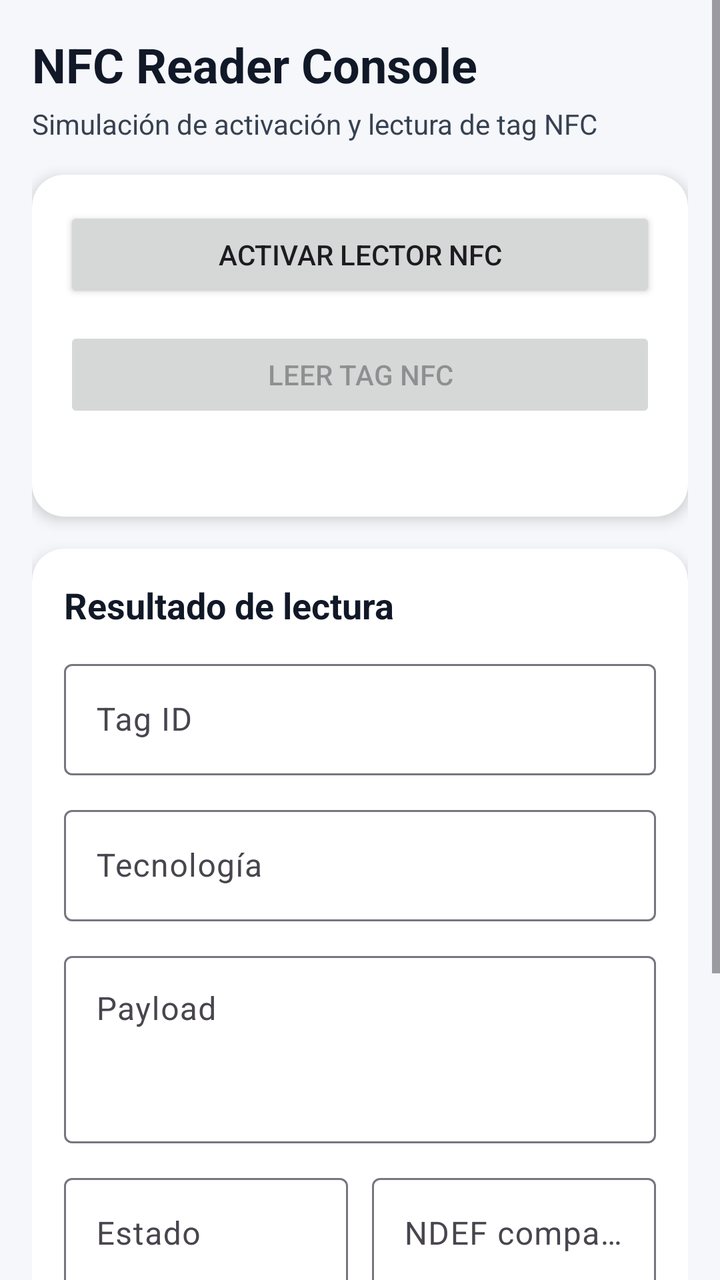
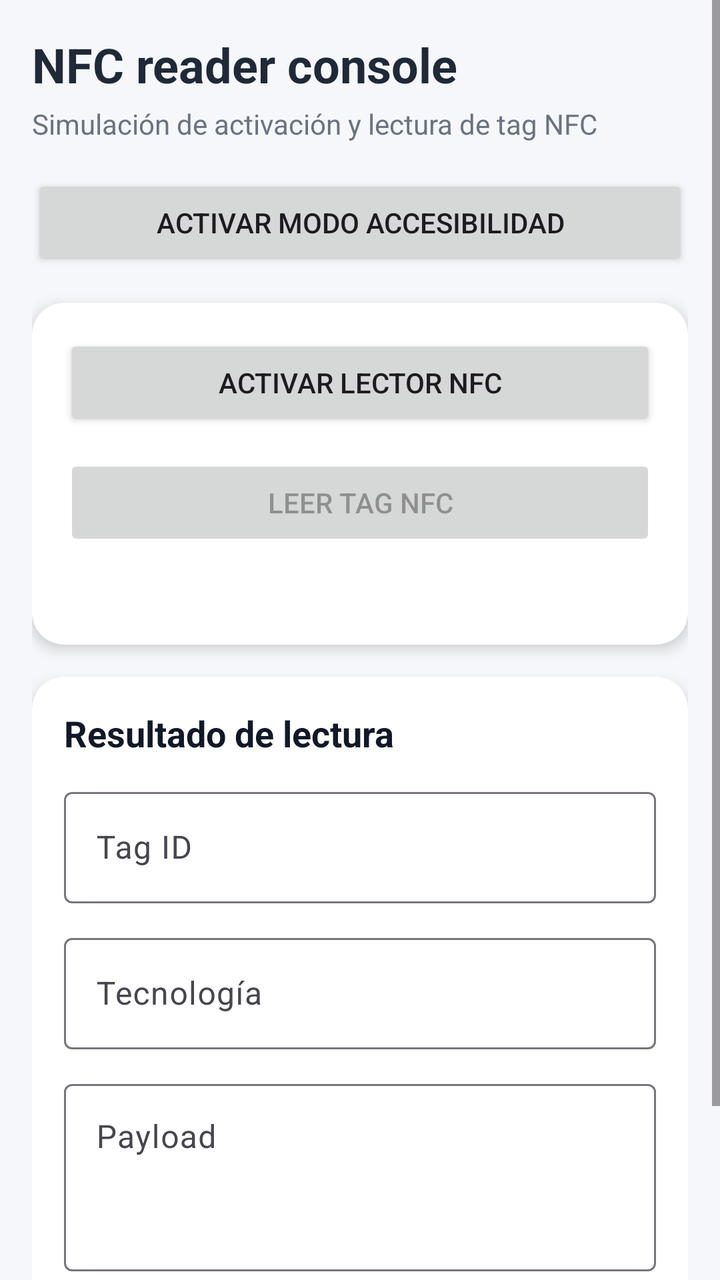

The first picture is an Android layout as it rendered before a commit; the second is the same layout after the commit. The layout source and the unified diff follow.
<!-- AndroidManifest.xml: application theme Theme.ApiNfcBluetooth -->
<!-- res/layout/activity_main.xml -->
<?xml version="1.0" encoding="utf-8"?>
<ScrollView xmlns:android="http://schemas.android.com/apk/res/android"
    xmlns:app="http://schemas.android.com/apk/res-auto"
    android:layout_width="match_parent"
    android:layout_height="match_parent"
    android:background="#F5F7FA"
    android:fillViewport="true">

    <LinearLayout
        android:layout_width="match_parent"
        android:layout_height="wrap_content"
        android:orientation="vertical"
        android:padding="16dp">

        <TextView
            android:id="@+id/txtTitle"
            android:layout_width="wrap_content"
            android:layout_height="wrap_content"
            android:text="NFC Reader Console"
            android:textStyle="bold"
            android:textSize="24sp"
            android:textColor="#111827"
            android:importantForAccessibility="yes" />

        <TextView
            android:id="@+id/txtSubtitle"
            android:layout_width="wrap_content"
            android:layout_height="wrap_content"
            android:layout_marginTop="4dp"
            android:text="Simulación de activación y lectura de tag NFC"
            android:textSize="14sp"
            android:textColor="#374151" />

        <androidx.cardview.widget.CardView
            android:layout_width="match_parent"
            android:layout_height="wrap_content"
            android:layout_marginTop="16dp"
            app:cardCornerRadius="16dp"
            app:cardElevation="4dp">

            <LinearLayout
                android:layout_width="match_parent"
                android:layout_height="wrap_content"
                android:orientation="vertical"
                android:padding="16dp">

                <Button
                    android:id="@+id/btnEnableReader"
                    android:layout_width="match_parent"
                    android:layout_height="wrap_content"
                    android:minHeight="48dp"
                    android:text="Activar lector NFC"
                    android:contentDescription="Activa el lector NFC para comenzar la simulación" />

                <Button
                    android:id="@+id/btnReadMockTag"
                    android:layout_width="match_parent"
                    android:layout_height="wrap_content"
                    android:layout_marginTop="12dp"
                    android:minHeight="48dp"
                    android:text="Leer tag NFC"
                    android:enabled="false"
                    android:contentDescription="Lee un tag NFC simulado" />

                <LinearLayout
                    android:id="@+id/loadingContainer"
                    android:layout_width="match_parent"
                    android:layout_height="wrap_content"
                    android:layout_marginTop="16dp"
                    android:gravity="center_vertical"
                    android:orientation="horizontal"
                    android:visibility="gone"
                    android:accessibilityLiveRegion="polite">

                    <ProgressBar
                        android:layout_width="24dp"
                        android:layout_height="24dp"
                        android:contentDescription="Cargando lectura NFC" />

                    <TextView
                        android:id="@+id/txtLoading"
                        android:layout_width="wrap_content"
                        android:layout_height="wrap_content"
                        android:layout_marginStart="12dp"
                        android:text="Leyendo contenido del tag..."
                        android:textColor="#111827"
                        android:textSize="14sp"
                        android:accessibilityLiveRegion="polite" />
                </LinearLayout>

                <TextView
                    android:id="@+id/txtError"
                    android:layout_width="match_parent"
                    android:layout_height="wrap_content"
                    android:layout_marginTop="12dp"
                    android:textColor="#991B1B"
                    android:textStyle="bold"
                    android:textSize="14sp"
                    android:accessibilityLiveRegion="assertive" />

            </LinearLayout>
        </androidx.cardview.widget.CardView>

        <androidx.cardview.widget.CardView
            android:layout_width="match_parent"
            android:layout_height="wrap_content"
            android:layout_marginTop="16dp"
            app:cardCornerRadius="16dp"
            app:cardElevation="4dp">

            <LinearLayout
                android:layout_width="match_parent"
                android:layout_height="wrap_content"
                android:orientation="vertical"
                android:padding="16dp">

                <TextView
                    android:layout_width="wrap_content"
                    android:layout_height="wrap_content"
                    android:text="Resultado de lectura"
                    android:textStyle="bold"
                    android:textSize="18sp"
                    android:textColor="#111827" />

                <com.google.android.material.textfield.TextInputLayout
                    android:layout_width="match_parent"
                    android:layout_height="wrap_content"
                    android:layout_marginTop="12dp"
                    android:hint="Tag ID">

                    <com.google.android.material.textfield.TextInputEditText
                        android:id="@+id/etTagId"
                        android:layout_width="match_parent"
                        android:layout_height="wrap_content"
                        android:focusable="false"
                        android:clickable="false"
                        android:importantForAccessibility="yes"
                        android:inputType="none" />
                </com.google.android.material.textfield.TextInputLayout>

                <com.google.android.material.textfield.TextInputLayout
                    android:layout_width="match_parent"
                    android:layout_height="wrap_content"
                    android:layout_marginTop="12dp"
                    android:hint="Tecnología">

                    <com.google.android.material.textfield.TextInputEditText
                        android:id="@+id/etTechnology"
                        android:layout_width="match_parent"
                        android:layout_height="wrap_content"
                        android:focusable="false"
                        android:clickable="false"
                        android:importantForAccessibility="yes"
                        android:inputType="none" />
                </com.google.android.material.textfield.TextInputLayout>

                <com.google.android.material.textfield.TextInputLayout
                    android:layout_width="match_parent"
                    android:layout_height="wrap_content"
                    android:layout_marginTop="12dp"
                    android:hint="Payload">

                    <com.google.android.material.textfield.TextInputEditText
                        android:id="@+id/etPayload"
                        android:layout_width="match_parent"
                        android:layout_height="wrap_content"
                        android:minLines="3"
                        android:gravity="top"
                        android:focusable="false"
                        android:clickable="false"
                        android:importantForAccessibility="yes"
                        android:inputType="textMultiLine" />
                </com.google.android.material.textfield.TextInputLayout>

                <LinearLayout
                    android:layout_width="match_parent"
                    android:layout_height="wrap_content"
                    android:layout_marginTop="12dp"
                    android:orientation="horizontal">

                    <com.google.android.material.textfield.TextInputLayout
                        android:layout_width="0dp"
                        android:layout_height="wrap_content"
                        android:layout_weight="1"
                        android:hint="Estado">

                        <com.google.android.material.textfield.TextInputEditText
                            android:id="@+id/etStatus"
                            android:layout_width="match_parent"
                            android:layout_height="wrap_content"
                            android:focusable="false"
                            android:clickable="false"
                            android:importantForAccessibility="yes"
                            android:inputType="none" />
                    </com.google.android.material.textfield.TextInputLayout>

                    <Space
                        android:layout_width="12dp"
                        android:layout_height="wrap_content" />

                    <com.google.android.material.textfield.TextInputLayout
                        android:layout_width="0dp"
                        android:layout_height="wrap_content"
                        android:layout_weight="1"
                        android:hint="NDEF compatible">

                        <com.google.android.material.textfield.TextInputEditText
                            android:id="@+id/etNdef"
                            android:layout_width="match_parent"
                            android:layout_height="wrap_content"
                            android:focusable="false"
                            android:clickable="false"
                            android:importantForAccessibility="yes"
                            android:inputType="none" />
                    </com.google.android.material.textfield.TextInputLayout>
                </LinearLayout>

                <LinearLayout
                    android:layout_width="match_parent"
                    android:layout_height="wrap_content"
                    android:layout_marginTop="12dp"
                    android:orientation="horizontal">

                    <com.google.android.material.textfield.TextInputLayout
                        android:layout_width="0dp"
                        android:layout_height="wrap_content"
                        android:layout_weight="1"
                        android:hint="Tamaño estimado">

                        <com.google.android.material.textfield.TextInputEditText
                            android:id="@+id/etSize"
                            android:layout_width="match_parent"
                            android:layout_height="wrap_content"
                            android:focusable="false"
                            android:clickable="false"
                            android:importantForAccessibility="yes"
                            android:inputType="none" />
                    </com.google.android.material.textfield.TextInputLayout>

                    <Space
                        android:layout_width="12dp"
                        android:layout_height="wrap_content" />

                    <com.google.android.material.textfield.TextInputLayout
                        android:layout_width="0dp"
                        android:layout_height="wrap_content"
                        android:layout_weight="1"
                        android:hint="Fecha lectura">

                        <com.google.android.material.textfield.TextInputEditText
                            android:id="@+id/etReadAt"
                            android:layout_width="match_parent"
                            android:layout_height="wrap_content"
                            android:focusable="false"
                            android:clickable="false"
                            android:importantForAccessibility="yes"
                            android:inputType="none" />
                    </com.google.android.material.textfield.TextInputLayout>
                </LinearLayout>

                <com.google.android.material.textfield.TextInputLayout
                    android:layout_width="match_parent"
                    android:layout_height="wrap_content"
                    android:layout_marginTop="12dp"
                    android:hint="Observaciones">

                    <com.google.android.material.textfield.TextInputEditText
                        android:id="@+id/etNotes"
                        android:layout_width="match_parent"
                        android:layout_height="wrap_content"
                        android:minLines="2"
                        android:gravity="top"
                        android:focusable="false"
                        android:clickable="false"
                        android:importantForAccessibility="yes"
                        android:inputType="textMultiLine" />
                </com.google.android.material.textfield.TextInputLayout>

            </LinearLayout>
        </androidx.cardview.widget.CardView>

    </LinearLayout>
</ScrollView>
<!-- resources referenced by this layout -->
<resources>
  <style name="Theme.ApiNfcBluetooth" parent="Base.Theme.ApiNfcBluetooth" />
  <style name="Base.Theme.ApiNfcBluetooth" parent="Theme.Material3.DayNight.NoActionBar">
          
          
      </style>
</resources>

<!-- the commit's change to res/layout/activity_main.xml (unified diff, before → after) -->
@@ -16,20 +16,26 @@
             android:id="@+id/txtTitle"
             android:layout_width="wrap_content"
             android:layout_height="wrap_content"
-            android:text="NFC Reader Console"
+            android:text="@string/nfc_reader_console"
             android:textStyle="bold"
             android:textSize="24sp"
-            android:textColor="#111827"
-            android:importantForAccessibility="yes" />
+            android:textColor="#1F2937" />
 
         <TextView
             android:id="@+id/txtSubtitle"
             android:layout_width="wrap_content"
             android:layout_height="wrap_content"
             android:layout_marginTop="4dp"
-            android:text="Simulación de activación y lectura de tag NFC"
+            android:text="@string/simulation_nfc"
             android:textSize="14sp"
-            android:textColor="#374151" />
+            android:textColor="#6B7280" />
+
+        <Button
+            android:id="@+id/btnAccessibilityMode"
+            android:layout_width="match_parent"
+            android:layout_height="wrap_content"
+            android:layout_marginTop="16dp"
+            android:text="@string/enable_accessibility_mode" />
 
         <androidx.cardview.widget.CardView
             android:layout_width="match_parent"
@@ -48,19 +54,16 @@
                     android:id="@+id/btnEnableReader"
                     android:layout_width="match_parent"
                     android:layout_height="wrap_content"
-                    android:minHeight="48dp"
-                    android:text="Activar lector NFC"
-                    android:contentDescription="Activa el lector NFC para comenzar la simulación" />
+                    android:text="@string/enable_nfc_reader" />
 
                 <Button
                     android:id="@+id/btnReadMockTag"
-                    android:layout_width="match_parent"
-                    android:layout_height="wrap_content"
-                    android:layout_marginTop="12dp"
-                    android:minHeight="48dp"
-                    android:text="Leer tag NFC"
-                    android:enabled="false"
-                    android:contentDescription="Lee un tag NFC simulado" />
+                    android:accessibilityTraversalAfter="@id/btnEnableReader"
+                    android:layout_width="match_parent"
+                    android:layout_height="wrap_content"
+                    android:layout_marginTop="12dp"
+                    android:text="@string/read_tag_nfc"
+                    android:enabled="false" />
 
                 <LinearLayout
                     android:id="@+id/loadingContainer"
@@ -69,23 +72,21 @@
                     android:layout_marginTop="16dp"
                     android:gravity="center_vertical"
                     android:orientation="horizontal"
-                    android:visibility="gone"
-                    android:accessibilityLiveRegion="polite">
+                    android:visibility="gone">
 
                     <ProgressBar
+                        android:id="@+id/progressBar"
                         android:layout_width="24dp"
-                        android:layout_height="24dp"
-                        android:contentDescription="Cargando lectura NFC" />
+                        android:layout_height="24dp" />
 
                     <TextView
                         android:id="@+id/txtLoading"
                         android:layout_width="wrap_content"
                         android:layout_height="wrap_content"
                         android:layout_marginStart="12dp"
-                        android:text="Leyendo contenido del tag..."
-                        android:textColor="#111827"
-                        android:textSize="14sp"
-                        android:accessibilityLiveRegion="polite" />
+                        android:text="@string/reading_tag"
+                        android:textColor="#374151"
+                        android:textSize="14sp" />
                 </LinearLayout>
 
                 <TextView
@@ -93,10 +94,8 @@
                     android:layout_width="match_parent"
                     android:layout_height="wrap_content"
                     android:layout_marginTop="12dp"
-                    android:textColor="#991B1B"
-                    android:textStyle="bold"
-                    android:textSize="14sp"
-                    android:accessibilityLiveRegion="assertive" />
+                    android:textColor="#B91C1C"
+                    android:textStyle="bold" />
 
             </LinearLayout>
         </androidx.cardview.widget.CardView>
@@ -117,7 +116,7 @@
                 <TextView
                     android:layout_width="wrap_content"
                     android:layout_height="wrap_content"
-                    android:text="Resultado de lectura"
+                    android:text="@string/lecture_result"
                     android:textStyle="bold"
                     android:textSize="18sp"
                     android:textColor="#111827" />
@@ -126,15 +125,14 @@
                     android:layout_width="match_parent"
                     android:layout_height="wrap_content"
                     android:layout_marginTop="12dp"
-                    android:hint="Tag ID">
+                    android:hint="@string/tag_id">
 
                     <com.google.android.material.textfield.TextInputEditText
                         android:id="@+id/etTagId"
+                        android:accessibilityTraversalAfter="@id/btnReadMockTag"
                         android:layout_width="match_parent"
                         android:layout_height="wrap_content"
                         android:focusable="false"
-                        android:clickable="false"
-                        android:importantForAccessibility="yes"
                         android:inputType="none" />
                 </com.google.android.material.textfield.TextInputLayout>
 
@@ -142,15 +140,14 @@
                     android:layout_width="match_parent"
                     android:layout_height="wrap_content"
                     android:layout_marginTop="12dp"
-                    android:hint="Tecnología">
+                    android:hint="@string/technology">
 
                     <com.google.android.material.textfield.TextInputEditText
                         android:id="@+id/etTechnology"
+                        android:accessibilityTraversalAfter="@id/etTagId"
                         android:layout_width="match_parent"
                         android:layout_height="wrap_content"
                         android:focusable="false"
-                        android:clickable="false"
-                        android:importantForAccessibility="yes"
                         android:inputType="none" />
                 </com.google.android.material.textfield.TextInputLayout>
 
@@ -158,17 +155,16 @@
                     android:layout_width="match_parent"
                     android:layout_height="wrap_content"
                     android:layout_marginTop="12dp"
-                    android:hint="Payload">
+                    android:hint="@string/payload">
 
                     <com.google.android.material.textfield.TextInputEditText
                         android:id="@+id/etPayload"
+                        android:accessibilityTraversalAfter="@id/etTechnology"
                         android:layout_width="match_parent"
                         android:layout_height="wrap_content"
                         android:minLines="3"
                         android:gravity="top"
                         android:focusable="false"
-                        android:clickable="false"
-                        android:importantForAccessibility="yes"
                         android:inputType="textMultiLine" />
                 </com.google.android.material.textfield.TextInputLayout>
 
@@ -182,15 +178,13 @@
                         android:layout_width="0dp"
                         android:layout_height="wrap_content"
                         android:layout_weight="1"
-                        android:hint="Estado">
+                        android:hint="@string/state">
 
                         <com.google.android.material.textfield.TextInputEditText
                             android:id="@+id/etStatus"
                             android:layout_width="match_parent"
                             android:layout_height="wrap_content"
                             android:focusable="false"
-                            android:clickable="false"
-                            android:importantForAccessibility="yes"
                             android:inputType="none" />
                     </com.google.android.material.textfield.TextInputLayout>
 
@@ -202,80 +196,17 @@
                         android:layout_width="0dp"
                         android:layout_height="wrap_content"
                         android:layout_weight="1"
-                        android:hint="NDEF compatible">
+                        android:hint="@string/ndef_compatible">
 
                         <com.google.android.material.textfield.TextInputEditText
                             android:id="@+id/etNdef"
                             android:layout_width="match_parent"
                             android:layout_height="wrap_content"
                             android:focusable="false"
-                            android:clickable="false"
-                            android:importantForAccessibility="yes"
                             android:inputType="none" />
                     </com.google.android.material.textfield.TextInputLayout>
                 </LinearLayout>
 
-                <LinearLayout
-                    android:layout_width="match_parent"
-                    android:layout_height="wrap_content"
-                    android:layout_marginTop="12dp"
-                    android:orientation="horizontal">
-
-                    <com.google.android.material.textfield.TextInputLayout
-                        android:layout_width="0dp"
-                        android:layout_height="wrap_content"
-                        android:layout_weight="1"
-                        android:hint="Tamaño estimado">
-
-                        <com.google.android.material.textfield.TextInputEditText
-                            android:id="@+id/etSize"
-                            android:layout_width="match_parent"
-                            android:layout_height="wrap_content"
-                            android:focusable="false"
-                            android:clickable="false"
-                            android:importantForAccessibility="yes"
-                            android:inputType="none" />
-                    </com.google.android.material.textfield.TextInputLayout>
-
-                    <Space
-                        android:layout_width="12dp"
-                        android:layout_height="wrap_content" />
-
-                    <com.google.android.material.textfield.TextInputLayout
-                        android:layout_width="0dp"
-                        android:layout_height="wrap_content"
-                        android:layout_weight="1"
-                        android:hint="Fecha lectura">
-
-                        <com.google.android.material.textfield.TextInputEditText
-                            android:id="@+id/etReadAt"
-                            android:layout_width="match_parent"
-                            android:layout_height="wrap_content"
-                            android:focusable="false"
-                            android:clickable="false"
-                            android:importantForAccessibility="yes"
-                            android:inputType="none" />
-                    </com.google.android.material.textfield.TextInputLayout>
-                </LinearLayout>
-
-                <com.google.android.material.textfield.TextInputLayout
-                    android:layout_width="match_parent"
-                    android:layout_height="wrap_content"
-                    android:layout_marginTop="12dp"
-                    android:hint="Observaciones">
-
-                    <com.google.android.material.textfield.TextInputEditText
-                        android:id="@+id/etNotes"
-                        android:layout_width="match_parent"
-                        android:layout_height="wrap_content"
-                        android:minLines="2"
-                        android:gravity="top"
-                        android:focusable="false"
-                        android:clickable="false"
-                        android:importantForAccessibility="yes"
-                        android:inputType="textMultiLine" />
-                </com.google.android.material.textfield.TextInputLayout>
-
             </LinearLayout>
         </androidx.cardview.widget.CardView>
 
<!-- resource entries referenced after the edit -->
@@ -1,5 +1,17 @@
 <!-- resources referenced by this layout -->
 <resources>
+  <string name="enable_accessibility_mode">Activar modo accesibilidad</string>
+  <string name="enable_nfc_reader">Activar lector NFC</string>
+  <string name="lecture_result">Resultado de lectura</string>
+  <string name="ndef_compatible">NDEF compatible</string>
+  <string name="nfc_reader_console">NFC reader console</string>
+  <string name="payload">Payload</string>
+  <string name="read_tag_nfc">Leer tag NFC</string>
+  <string name="reading_tag">Leyendo contenido del tag...</string>
+  <string name="simulation_nfc">Simulación de activación y lectura de tag NFC</string>
+  <string name="state">Estado</string>
+  <string name="tag_id">Tag ID</string>
+  <string name="technology">Tecnología</string>
   <style name="Theme.ApiNfcBluetooth" parent="Base.Theme.ApiNfcBluetooth" />
   <style name="Base.Theme.ApiNfcBluetooth" parent="Theme.Material3.DayNight.NoActionBar">
           
